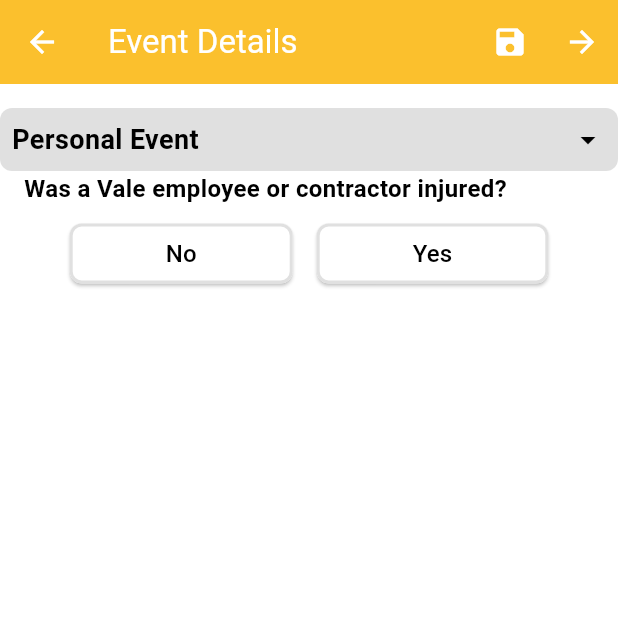
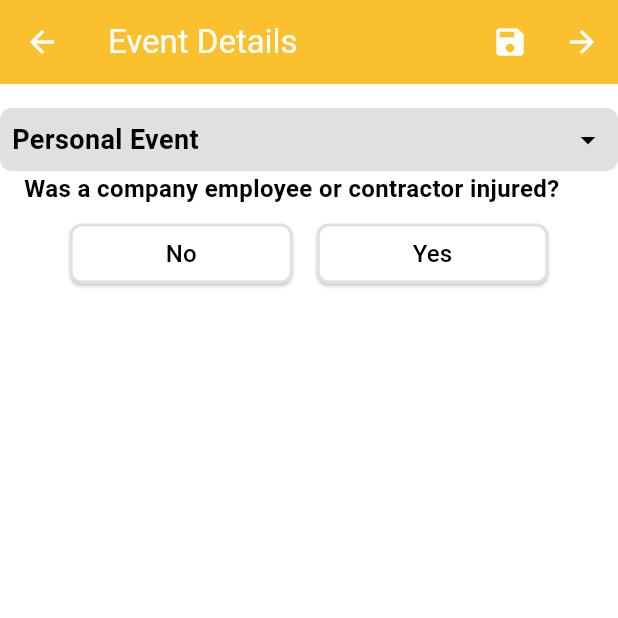
Before and after one commit to Askari7/zentrum_app_01, a Flutter app: the FormPage screen opened directly, on a phone screen of 412 x 824 dp, the top half of it. Run offline on Flutter 3.47's test engine with Material 3 defaults, Android fonts, the phone set to English and light mode, and no system bars; our stand-ins replace image_picker.

Commit message:
vale changed to company

```diff
--- a/lib/components/form.dart
+++ b/lib/components/form.dart
@@ -16,144 +16,195 @@ class _FormPageState extends State<FormPage> {
   List<Question> questions = [
     Question(
       head: "Personal Event",
-  text: 'Was a Vale employee or contractor injured?',
+      text: 'Was a company employee or contractor injured?',
       options: ['No', 'Yes'],
       shouldShow: (_) => true,
       customComponent: (answers) {
-    if (answers['Was a Vale employee or contractor injured?'] == 'Yes') {
+        if (answers['Was a company employee or contractor injured?'] == 'Yes') {
           return WorkerComponent(); // Replace with your custom component
         }
         return SizedBox.shrink(); // Returns an empty widget if not rendered
       },
     ),
     Question(
-       text: 'COULD this event have injured or lead to health impacts to a Vale employee or contractor?',
+      text:
+          'COULD this event have injured or lead to health impacts to a company employee or contractor?',
       options: ['No', 'Yes'],
-       shouldShow: (answers) => answers['Was a Vale employee or contractor injured?'] == 'No',
+      shouldShow: (answers) =>
+          answers['Was a company employee or contractor injured?'] == 'No',
     ),
-
     Question(
       text: 'Is this event only a positive recognition of a behaviour?',
       options: ['No', 'Yes'],
-       shouldShow: (answers) => answers['COULD this event have injured or lead to health impacts to a Vale employee or contractor?'] == 'No',
+      shouldShow: (answers) =>
+          answers[
+              'COULD this event have injured or lead to health impacts to a company employee or contractor?'] ==
+          'No',
     ),
-
     Question(
       text: 'COULD this event have led to a fatality or a life changed?',
       options: ['No', 'Yes'],
-       shouldShow: (answers) => answers['COULD this event have injured or lead to health impacts to a Vale employee or contractor?'] == 'Yes',
+      shouldShow: (answers) =>
+          answers[
+              'COULD this event have injured or lead to health impacts to a company employee or contractor?'] ==
+          'Yes',
     ),
     Question(
       head: "Environmental Event",
-       text: 'Did the event impact the environment(soil, surface water, air, biodiversity)?',
+      text:
+          'Did the event impact the environment(soil, surface water, air, biodiversity)?',
       options: ['No', 'Yes'],
-       shouldShow: (answers) => answers['COULD this event have led to a fatality or a life changed?'] == 'Yes'||answers['COULD this event have led to a fatality or a life changed?'] == 'No'
-      ||answers['Is this event only a positive recognition of a behaviour?'] == 'No',
-     ),
-
-
-    Question(
-       text: 'Does this event have POTENTIAL to impact the environment(soil, surface water, air, biodiversity)?',
-       options: ['No', 'Yes'],
-       shouldShow: (answers) => answers['Did the event impact the environment(soil, surface water, air, biodiversity)?'] == 'No',
+      shouldShow: (answers) =>
+          answers['COULD this event have led to a fatality or a life changed?'] ==
+              'Yes' ||
+          answers['COULD this event have led to a fatality or a life changed?'] ==
+              'No' ||
+          answers['Is this event only a positive recognition of a behaviour?'] ==
+              'No',
     ),
     Question(
-       text: 'Was the environmental impact controlled using ONLY immediate actions and internal resources?',
+      text:
+          'Does this event have POTENTIAL to impact the environment(soil, surface water, air, biodiversity)?',
       options: ['No', 'Yes'],
-       shouldShow: (answers) => answers['Did the event impact the environment(soil, surface water, air, biodiversity)?'] == 'Yes',
+      shouldShow: (answers) =>
+          answers[
+              'Did the event impact the environment(soil, surface water, air, biodiversity)?'] ==
+          'No',
     ),
-
     Question(
-       text: 'Did the event have an environmental impact beyound the immediate vicinity of the event?',
+      text:
+          'Was the environmental impact controlled using ONLY immediate actions and internal resources?',
       options: ['No', 'Yes'],
-       shouldShow: (answers) => answers['Was the environmental impact controlled using ONLY immediate actions and internal resources?'] == 'No',
+      shouldShow: (answers) =>
+          answers[
+              'Did the event impact the environment(soil, surface water, air, biodiversity)?'] ==
+          'Yes',
     ),
-
     Question(
-       text: 'COULD the environmental impact affect beyound the immediate vicinity of the event?',
+      text:
+          'Did the event have an environmental impact beyound the immediate vicinity of the event?',
       options: ['No', 'Yes'],
-       shouldShow: (answers) => answers['Did the event have an environmental impact beyound the immediate vicinity of the event?'] == 'No',
+      shouldShow: (answers) =>
+          answers[
+              'Was the environmental impact controlled using ONLY immediate actions and internal resources?'] ==
+          'No',
     ),
-
+    Question(
+      text:
+          'COULD the environmental impact affect beyound the immediate vicinity of the event?',
+      options: ['No', 'Yes'],
+      shouldShow: (answers) =>
+          answers[
+              'Did the event have an environmental impact beyound the immediate vicinity of the event?'] ==
+          'No',
+    ),
     Question(
         head: "Material Event",
-
         text: 'Was there material damage?',
         options: ['No', 'Yes'],
-       shouldShow: (answers) => answers['COULD the environmental impact affect beyound the immediate vicinity of the event?'] == 'No'||answers['Does this event have POTENTIAL to impact the environment(soil, surface water, air, biodiversity)?'] == 'No'||
-       answers['COULD the environmental impact affect areas protected by law'] == 'No'
+        shouldShow: (answers) =>
+            answers['COULD the environmental impact affect beyound the immediate vicinity of the event?'] == 'No' ||
+            answers['Does this event have POTENTIAL to impact the environment(soil, surface water, air, biodiversity)?'] ==
+                'No' ||
+            answers['COULD the environmental impact affect areas protected by law'] ==
+                'No'),
+    Question(
+      text:
+          'Is there POTENTIAL for the environmental impact to require actions BEYOUND those immediately implemented or require external support?',
+      options: ['No', 'Yes'],
+      shouldShow: (answers) =>
+          answers[
+              'Was the environmental impact controlled using ONLY immediate actions and internal resources?'] ==
+          'Yes',
     ),
-
     Question(
-       text: 'Is there POTENTIAL for the environmental impact to require actions BEYOUND those immediately implemented or require external support?',
+      text:
+          'Is there POTENTIAL for the environmental impact to require actions BEYOUND those immediately implemented or require external support?',
       options: ['No', 'Yes'],
-       shouldShow: (answers) => answers['Was the environmental impact controlled using ONLY immediate actions and internal resources?'] == 'Yes',
+      shouldShow: (answers) =>
+          answers[
+              'Does this event have POTENTIAL to impact the environment(soil, surface water, air, biodiversity)?'] ==
+          'Yes',
     ),
-
     Question(
-       text: 'Is there POTENTIAL for the environmental impact to require actions BEYOUND those immediately implemented or require external support?',
+      text:
+          'COULD the environmental impact affect beyound the immediate vicinity of the event?',
       options: ['No', 'Yes'],
-       shouldShow: (answers) => answers['Does this event have POTENTIAL to impact the environment(soil, surface water, air, biodiversity)?'] == 'Yes',
-     ),
-
-    Question(
-       text: 'COULD the environmental impact affect beyound the immediate vicinity of the event?',
-       options: ['No', 'Yes'],
-       shouldShow: (answers) => answers['Is there POTENTIAL for the environmental impact to require actions BEYOUND those immediately implemented or require external support?'] == 'No',
+      shouldShow: (answers) =>
+          answers[
+              'Is there POTENTIAL for the environmental impact to require actions BEYOUND those immediately implemented or require external support?'] ==
+          'No',
     ),
     Question(
       text: 'COULD the environmental impact affect areas protected by law',
       options: ['No', 'Yes'],
-       shouldShow: (answers) => answers['COULD the environmental impact affect beyound the immediate vicinity of the event?'] == 'No',
+      shouldShow: (answers) =>
+          answers[
+              'COULD the environmental impact affect beyound the immediate vicinity of the event?'] ==
+          'No',
     ),
-
     Question(
-       text: 'Operational equipment or assets were directly involved in the event?',
+      text:
+          'Operational equipment or assets were directly involved in the event?',
       options: ['No', 'Yes'],
       shouldShow: (answers) => answers['Was there material damage?'] == 'No',
     ),
-
     Question(
-       text: 'Operational equipment or assets were directly involved in the event?',
+      text:
+          'Operational equipment or assets were directly involved in the event?',
       options: ['No', 'Yes'],
       shouldShow: (answers) => answers['Was there material damage?'] == 'Yes',
     ),
-
     Question(
-       text: 'Are you a CPIA coordinator or a member of the CPIA registration group?(Attention: if you are not answer NO)',
+      text:
+          'Are you a CPIA coordinator or a member of the CPIA registration group?(Attention: if you are not answer NO)',
       options: ['No', 'Yes'],
-       shouldShow: (answers) => answers['Operational equipment or assets were directly involved in the event?'] == 'No',
+      shouldShow: (answers) =>
+          answers[
+              'Operational equipment or assets were directly involved in the event?'] ==
+          'No',
     ),
-
     Question(
       text: 'Is this Operational Process Safety Event (P Event)?',
       options: ['No', 'Yes'],
-       shouldShow: (answers) => answers['Operational equipment or assets were directly involved in the event?'] == 'Yes',
+      shouldShow: (answers) =>
+          answers[
+              'Operational equipment or assets were directly involved in the event?'] ==
+          'Yes',
     ),
-
     Question(
-       text: 'Are you a CPIA coordinator or a member of the CPIA registration group?(Attention: if you are not answer NO)',
+      text:
+          'Are you a CPIA coordinator or a member of the CPIA registration group?(Attention: if you are not answer NO)',
       options: ['No', 'Yes'],
-       shouldShow: (answers) => answers['Is this Operational Process Safety Event (P Event)?'] == 'No',
+      shouldShow: (answers) =>
+          answers['Is this Operational Process Safety Event (P Event)?'] ==
+          'No',
     ),
-
     Question(
-       text: 'Are you a CPIA coordinator or a member of the CPIA registration group?(Attention: if you are not answer NO)',
+      text:
+          'Are you a CPIA coordinator or a member of the CPIA registration group?(Attention: if you are not answer NO)',
       options: ['No', 'Yes'],
-       shouldShow: (answers) => answers['Is this Operational Process Safety Event (P Event)?'] == 'Yes',
+      shouldShow: (answers) =>
+          answers['Is this Operational Process Safety Event (P Event)?'] ==
+          'Yes',
     ),
-
-
-
     Question(
       head: "Community Event",
-
-       text: 'Was there injury to a community member(not a Vale employee / contractor / subcontractor)?',
+      text:
+          'Was there injury to a community member(not a company employee / contractor / subcontractor)?',
       options: ['No', 'Yes'],
-       shouldShow: (answers) => answers['Is this event an operational occurence?'] == 'Yes'||answers['Is this event an operational occurence?'] == 'No'||
-       answers['Are you a CPIA coordinator or a member of the CPIA registration group?(Attention: if you are not answer NO)'] == 'No',
+      shouldShow: (answers) =>
+          answers['Is this event an operational occurence?'] == 'Yes' ||
+          answers['Is this event an operational occurence?'] == 'No' ||
+          answers['Are you a CPIA coordinator or a member of the CPIA registration group?(Attention: if you are not answer NO)'] ==
+              'No',
       customComponent: (answers) {
-    if ((answers['Was there injury to a community member(not a Vale employee / contractor / subcontractor)?'] == 'Yes')||(answers['Was there injury to a community member(not a Vale employee / contractor / subcontractor)?'] == 'No')) {
+        if ((answers[
+                    'Was there injury to a community member(not a company employee / contractor / subcontractor)?'] ==
+                'Yes') ||
+            (answers[
+                    'Was there injury to a community member(not a company employee / contractor / subcontractor)?'] ==
+                'No')) {
           return CountComponent(); // Replace with your custom component
         }
         return SizedBox.shrink(); // Returns an empty widget if not rendered
@@ -162,15 +213,20 @@ class _FormPageState extends State<FormPage> {
     Question(
       text: 'Is this event an operational occurence?',
       options: ['No', 'Yes'],
-       shouldShow: (answers) => answers['Are you a CPIA coordinator or a member of the CPIA registration group?(Attention: if you are not answer NO)'] == 'Yes',
+      shouldShow: (answers) =>
+          answers[
+              'Are you a CPIA coordinator or a member of the CPIA registration group?(Attention: if you are not answer NO)'] ==
+          'Yes',
     ),
     Question(
       text: 'COULD this event have led to a fatality of a community member?',
       options: ['No', 'Yes'],
-       shouldShow: (answers) => answers['Was there injury to a community member(not a Vale employee / contractor / subcontractor)?'] == 'No'||
-       answers['Was there injury to a community member(not a Vale employee / contractor / subcontractor)?'] == 'Yes',
+      shouldShow: (answers) =>
+          answers['Was there injury to a community member(not a company employee / contractor / subcontractor)?'] ==
+              'No' ||
+          answers['Was there injury to a community member(not a company employee / contractor / subcontractor)?'] ==
+              'Yes',
     ),
-
   ];
 
   Map<String, String> answers = {};
@@ -181,16 +237,18 @@ class _FormPageState extends State<FormPage> {
     });
   }
 
-
   @override
   Widget build(BuildContext context) {
     return Scaffold(
       appBar: AppBar(
-        title: const Text('Event Details',style: TextStyle(color: Colors.white),),
+        title: const Text(
+          'Event Details',
+          style: TextStyle(color: Colors.white),
+        ),
         backgroundColor: Colors.yellow[700], // Set background color to yellow
         leading: IconButton(
           icon: const Icon(Icons.arrow_back),
-          color:Colors.white,
+          color: Colors.white,
           onPressed: () {
             Navigator.push(
               context,
@@ -216,7 +274,8 @@ class _FormPageState extends State<FormPage> {
               // Navigate to Additional Information page
               Navigator.push(
                 context,
-                MaterialPageRoute(builder: (context) => AdditionalInformationPage()),
+                MaterialPageRoute(
+                    builder: (context) => AdditionalInformationPage()),
               );
             },
           ),
@@ -237,7 +296,8 @@ class _FormPageState extends State<FormPage> {
                         width: double.infinity, // Full width
                         decoration: BoxDecoration(
                           color: Colors.grey[300], // Background color
-    borderRadius: BorderRadius.circular(8.0), // Optional: rounded corners
+                          borderRadius: BorderRadius.circular(
+                              8.0), // Optional: rounded corners
                         ),
                         child: Padding(
                           padding: const EdgeInsets.all(8.0),
@@ -260,13 +320,11 @@ class _FormPageState extends State<FormPage> {
                           ),
                         ),
                       ),
-
                     Padding(
                       padding: const EdgeInsets.symmetric(horizontal: 16.0),
                       child: Column(
                         crossAxisAlignment: CrossAxisAlignment.start,
                         children: [
-
                           Text(
                             question.text,
                             style: TextStyle(
@@ -285,19 +343,22 @@ class _FormPageState extends State<FormPage> {
                         return Padding(
                           padding: const EdgeInsets.symmetric(horizontal: 8.0),
                           child: ElevatedButton(
-                            onPressed: () => updateAnswer(question.text, option),
+                            onPressed: () =>
+                                updateAnswer(question.text, option),
                             style: ElevatedButton.styleFrom(
-                              backgroundColor:Colors.white,
+                              backgroundColor: Colors.white,
                               foregroundColor: Colors.black,
                               side: BorderSide(
-            color: answers[question.text] == option ? Colors.blue : Colors.grey[300]!,
-
+                                color: answers[question.text] == option
+                                    ? Colors.blue
+                                    : Colors.grey[300]!,
                                 width: 2.0,
                               ),
                               shape: RoundedRectangleBorder(
                                 borderRadius: BorderRadius.circular(8.0),
                               ),
-                              padding: EdgeInsets.symmetric(vertical: 8.0, horizontal: 64.0),
+                              padding: EdgeInsets.symmetric(
+                                  vertical: 8.0, horizontal: 64.0),
                             ),
                             child: Text(
                               option,
@@ -315,12 +376,15 @@ class _FormPageState extends State<FormPage> {
             }).toList(),
 
             // Conditional custom component
-            if (answers['Was a Vale employee or contractor injured?'] == 'Yes')
+            if (answers['Was a company employee or contractor injured?'] ==
+                'Yes')
               Padding(
                 padding: const EdgeInsets.all(16.0),
                 child: WorkerComponent(),
               ),
-            if (answers['Was there injury to a community member(not a Vale employee / contractor / subcontractor)?'] == 'Yes')
+            if (answers[
+                    'Was there injury to a community member(not a company employee / contractor / subcontractor)?'] ==
+                'Yes')
               Padding(
                 padding: const EdgeInsets.all(16.0),
                 child: CountComponent(),
--- a/pubspec.yaml
+++ b/pubspec.yaml
@@ -19,7 +19,7 @@ publish_to: 'none' # Remove this line if you wish to publish to pub.dev
 version: 1.0.0+1
 
 environment:
-  sdk: '>=3.4.4 <4.0.0'
+  sdk: '>=3.1.0 <4.0.0'
 
 # Dependencies specify other packages that your package needs in order to work.
 # To automatically upgrade your package dependencies to the latest versions
```
Also changed, not shown: pubspec.lock. Lines whose indentation alone changed are shown as unchanged.
